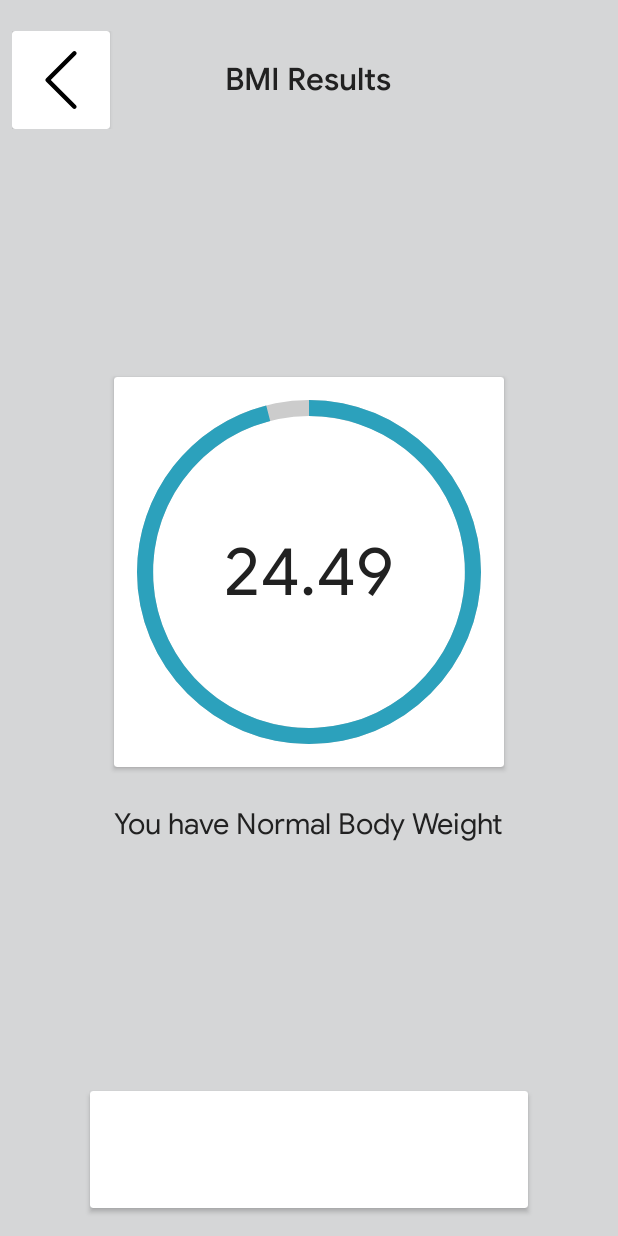
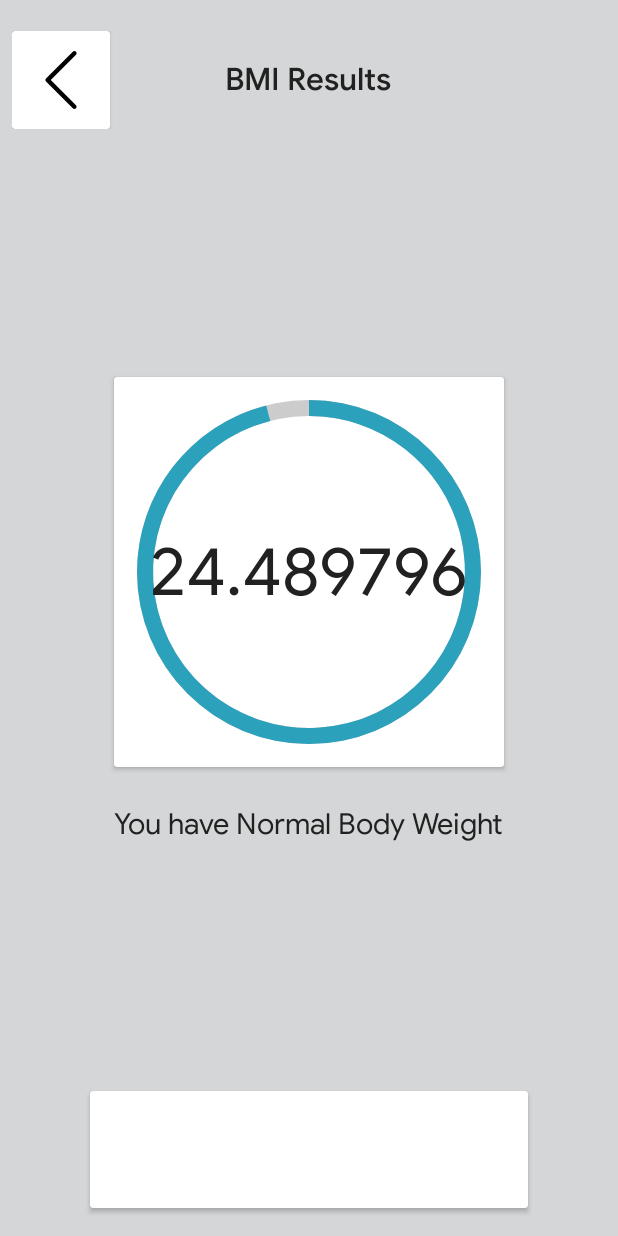
Before and after one commit to unaisulhadi/Neumorphic-BMI-App, an Android app: the MainActivity screen opened directly, with no data from a screen before it, after a tap on an icon or button, on a phone screen of 412 x 824 dp. Run offline under Robolectric (Android 15) with nearby library versions, the phone set to English and light mode, and no system bars; our stand-ins replace sdp/ssp sizes; plain views replace NeumorphCardView.

```diff
--- a/app/build.gradle
+++ b/app/build.gradle
@@ -4,13 +4,13 @@ apply plugin: 'kotlin-android-extensions'
 apply plugin: 'kotlin-kapt'
 
 android {
-    compileSdkVersion 29
+    compileSdkVersion 33
     buildToolsVersion "29.0.3"
 
     defaultConfig {
         applicationId "com.hadi.bmicalculator"
         minSdkVersion 21
-        targetSdkVersion 29
+        targetSdkVersion 33
         versionCode 1
         versionName "1.0"
 
--- a/app/src/main/java/com/hadi/bmicalculator/ui/MainActivity.kt
+++ b/app/src/main/java/com/hadi/bmicalculator/ui/MainActivity.kt
@@ -202,14 +202,14 @@ class MainActivity : AppCompatActivity() {
                     age = valueAge.text.toString().toInt()
                     weight = valueWeight.text.toString().toInt()
 
-                    var bmi = String.format("%.02f",bmi_calc(height.toFloat(),weight.toFloat()))
+                    var bmi = bmi_calc(height.toFloat(),weight.toFloat()).toString() // replace from stringformat
 
                     //Toast.makeText(this,"$height  $weight  $age $bmi",Toast.LENGTH_SHORT).show()
 
                     val intent =Intent(this,ResultsActivity::class.java)
                     intent.putExtra("BMI_VALUE",bmi)
                     startActivity(intent)
-                    overridePendingTransition(R.anim.slide_in_right, R.anim.slide_out_left);
+                    overridePendingTransition(R.anim.slide_in_right, R.anim.slide_out_left)
                 }
             }
 
--- a/app/src/main/java/com/hadi/bmicalculator/ui/ResultsActivity.kt
+++ b/app/src/main/java/com/hadi/bmicalculator/ui/ResultsActivity.kt
@@ -27,8 +27,8 @@ class ResultsActivity : AppCompatActivity() {
 
     private fun init(){
 
-        var bmi_ = intent.getStringExtra("BMI_VALUE")
-        bmiValue = bmi_.toFloat()
+        val bmi_ = intent.getStringExtra("BMI_VALUE")
+        bmiValue = bmi_!!.toFloat()  // added not null
 
         //Toast.makeText(this,"$bmiValue",Toast.LENGTH_SHORT).show()
 
@@ -61,7 +61,7 @@ class ResultsActivity : AppCompatActivity() {
             val intent = Intent(this,DetailsActivity::class.java)
             intent.putExtra("BMI_VALUE",bmiValue)
             startActivity(intent)
-            overridePendingTransition(R.anim.slide_in_right, R.anim.slide_out_left);
+            overridePendingTransition(R.anim.slide_in_right, R.anim.slide_out_left)
         }
 
     }
```
